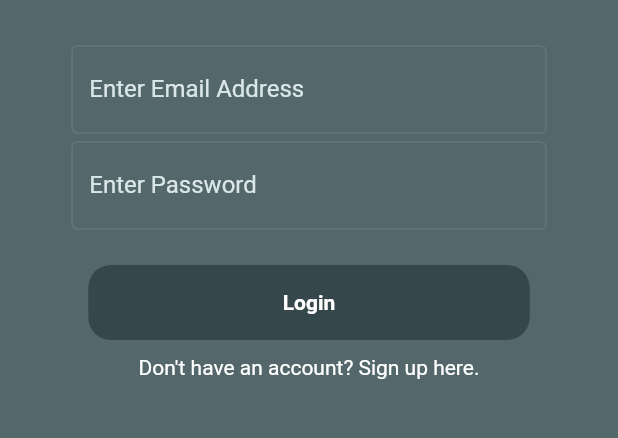
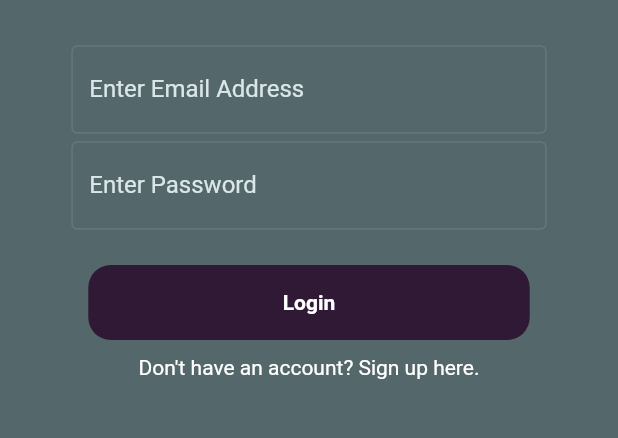
Before and after one commit to brendef/Baby-Gym-Booking-System, a Flutter app: the screen it shows after launch, after a tap on "Login", on a phone screen of 412 x 824 dp, the part 467-905 px from its top. Run offline on Flutter 3.47's test engine with Material 2 defaults, Android fonts, the phone set to English and light mode, and no system bars; our stand-ins replace cloud_firestore, firebase_auth, firebase_core, firebase_storage; missing offline and left inert: dart:html; accounts and stored records are empty.

```diff
--- a/lib/colors/app_theme.dart
+++ b/lib/colors/app_theme.dart
@@ -1,7 +1,8 @@
 import 'package:flutter/material.dart';
 
 class AppTheme {
-  static final Color babygymPrimary = Color(0xFF36474b);
+  // static final Color babygymPrimary = Color(0xFF36474b);
+  static final Color babygymPrimary = Color(0xFF301934);
   static final Color babygymSecondary = Color(0xFF54676a);
   static final Color babygymGrey = Color(0xFFdae6e8);
   static final Color babygymBlue = Color(0xFFadd8e6);
```
Also changed, not shown: firebase.json (added), 4 other files.
